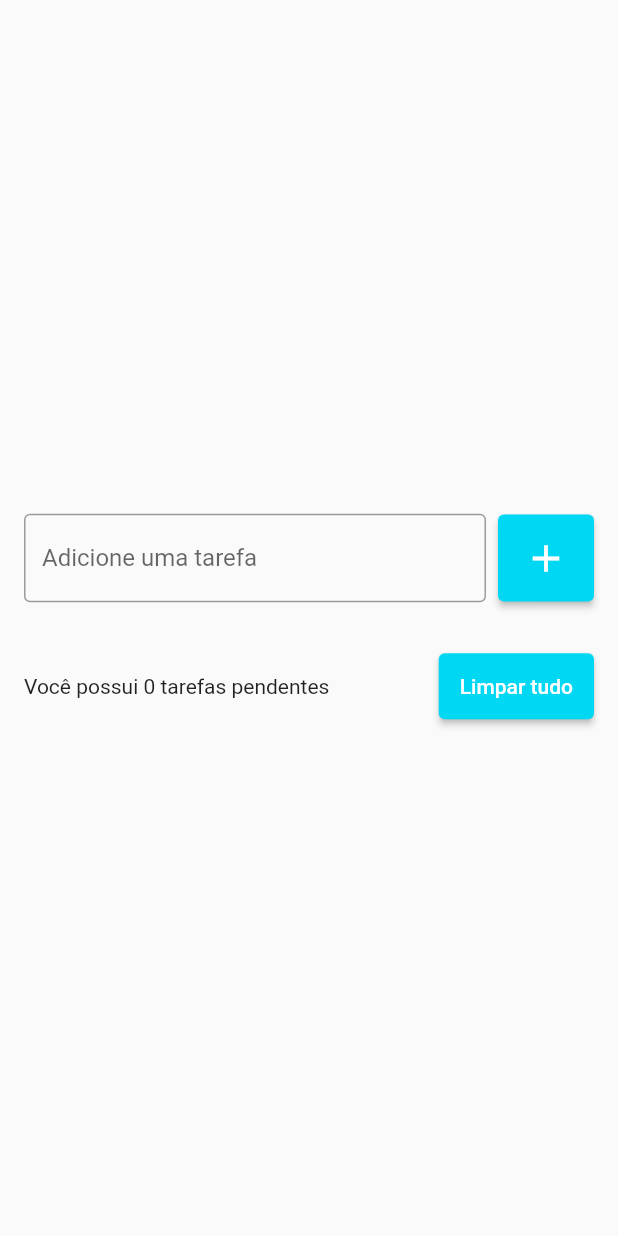
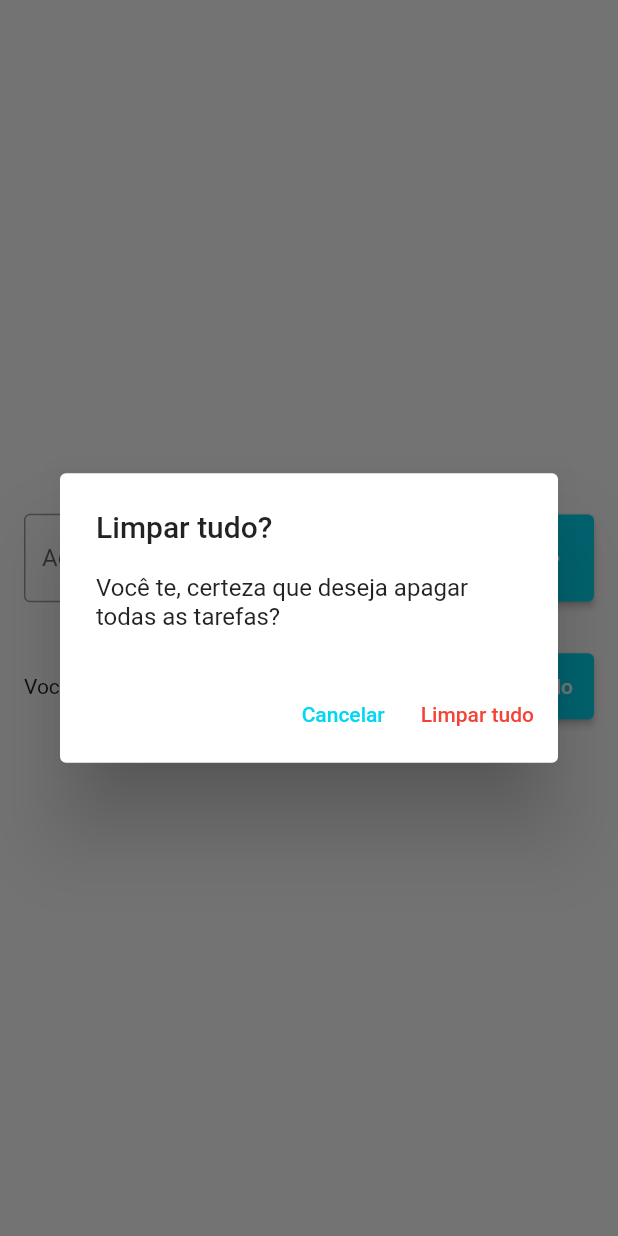
Before and after one commit to wilker123/TodoList_flutter, a Flutter app: the screen it shows after launch, after a tap on "Limpar tudo", on a phone screen of 412 x 824 dp. Run offline on Flutter 3.47's test engine with Material 2 defaults, Android fonts, the phone set to English and light mode, and no system bars; our stand-ins replace flutter_slidable.

Commit message:
Created confirmation modal for delete all todos! Created function deleteAllTodos

```diff
--- a/todo_list/lib/pages/todo_list_page.dart
+++ b/todo_list/lib/pages/todo_list_page.dart
@@ -88,7 +88,7 @@ class _TodoListPageState extends State<TodoListPage> {
                       width: 8,
                     ),
                     ElevatedButton(
-                      onPressed: () {},
+                      onPressed: showDeleteTodosConfirmationDIalog,
                       child: const Text("Limpar tudo"),
                       style: ElevatedButton.styleFrom(
                         primary: const Color(0xff00d7f3),
@@ -135,4 +135,40 @@ class _TodoListPageState extends State<TodoListPage> {
       ),
     );
   }
+
+  void showDeleteTodosConfirmationDIalog() {
+    showDialog(
+      context: context,
+      builder: (context) => AlertDialog(
+        title: const Text("Limpar tudo?"),
+        content:
+            const Text("Você te, certeza que deseja apagar todas as tarefas?"),
+        actions: [
+          TextButton(
+            onPressed: () {
+              Navigator.of(context).pop();
+            },
+            style: TextButton.styleFrom(
+              primary: const Color(0xff00d7f3),
+            ),
+            child: const Text("Cancelar"),
+          ),
+          TextButton(
+            onPressed: () {
+              Navigator.of(context).pop();
+              deleteAllTodos();
+            },
+            style: TextButton.styleFrom(primary: Colors.red),
+            child: const Text("Limpar tudo"),
+          )
+        ],
+      ),
+    );
+  }
+
+  void deleteAllTodos() {
+    setState(() {
+      todos.clear();
+    });
+  }
 }
```
